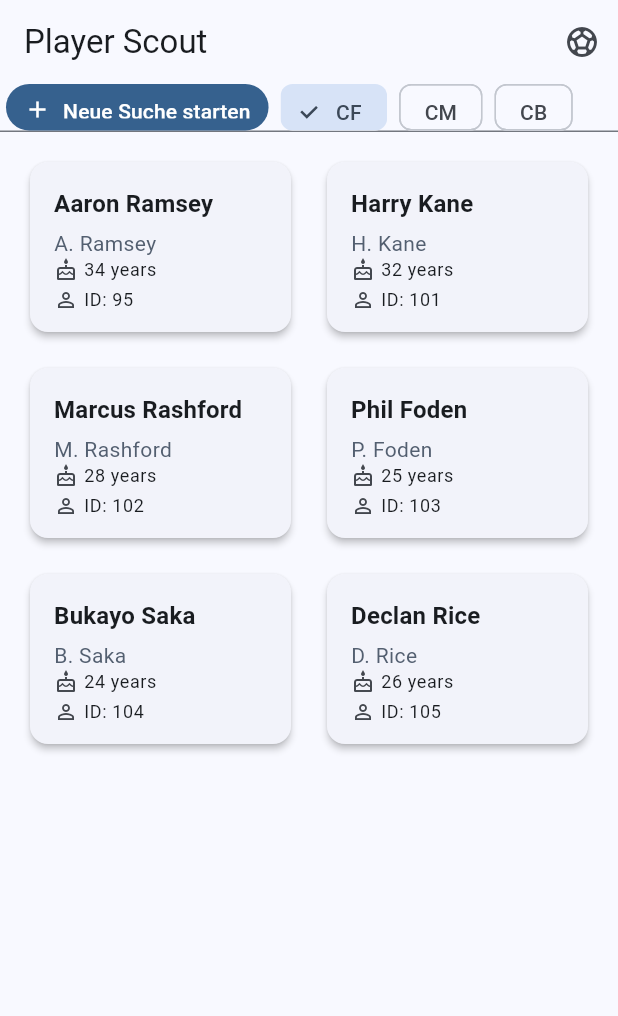
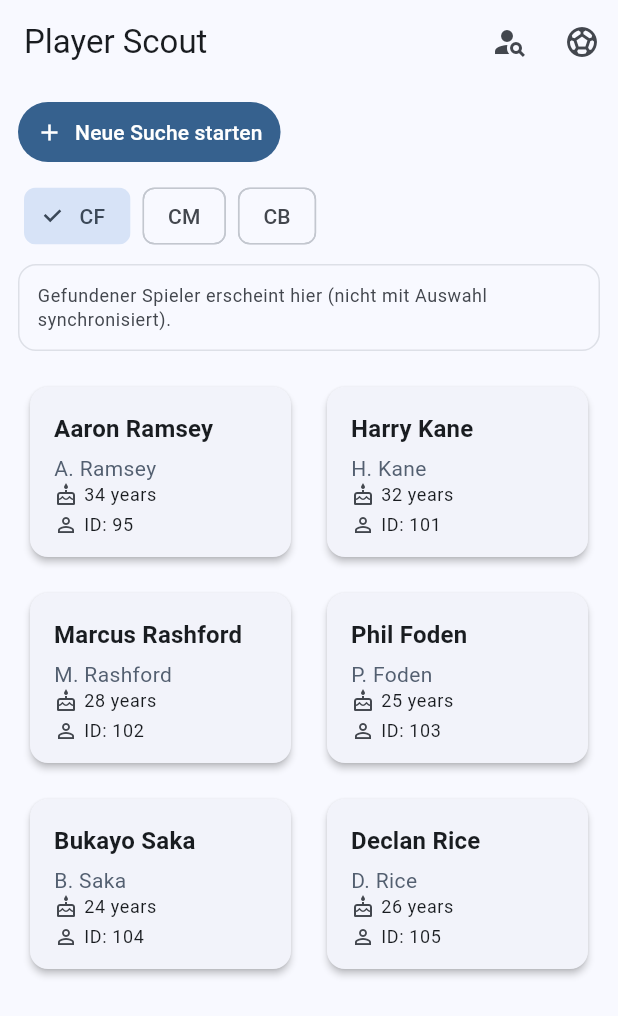
Before and after one commit to erletic/hackathon-ui, a Flutter app: the screen it shows after launch, on a phone screen of 412 x 824 dp. Shown: the top 1016 px of the screen. Run offline on Flutter 3.47's test engine with Material 3 defaults, Android fonts, the phone set to English and light mode, and no system bars; our stand-ins replace dio, fl_chart, flutter_riverpod.

Commit message:
add player search

```diff
--- a/lib/src/providers/player_providers.dart
+++ b/lib/src/providers/player_providers.dart
@@ -15,3 +15,6 @@ final playersProvider = FutureProvider<List<Player>>((ref) async {
 });
 
 final selectedPlayerProvider = StateProvider<Player?>((ref) => null);
+
+/// Holds the last player found via name search (keeps it independent from card selection).
+final searchedPlayerProvider = StateProvider<Player?>((ref) => null);
--- a/lib/src/screens/home_screen.dart
+++ b/lib/src/screens/home_screen.dart
@@ -1,9 +1,12 @@
 import 'package:flutter/material.dart';
 import 'package:flutter_riverpod/flutter_riverpod.dart';
 import '../config/app_config.dart';
+import '../providers/api_providers.dart';
 import '../providers/search_profile_providers.dart';
 import '../providers/player_providers.dart';
 import '../providers/mock_providers.dart';
+import '../data/mock_data.dart';
+import '../models/player.dart';
 import '../widgets/player_card.dart';
 import '../widgets/player_detail_view.dart';
 import 'tactics_screen.dart';
@@ -28,6 +31,11 @@ class HomeScreen extends ConsumerWidget {
       appBar: AppBar(
         title: const Text('Player Scout'),
         actions: [
+          IconButton(
+            icon: const Icon(Icons.person_search),
+            onPressed: () => _openPlayerSearchDialog(context, ref),
+            tooltip: 'Spieler nach Name suchen',
+          ),
           IconButton(
             icon: const Icon(Icons.sports_soccer),
             onPressed: () {
@@ -134,55 +142,32 @@ class HomeScreen extends ConsumerWidget {
   ) {
     return Column(
       children: [
-        if (profiles.length > 1)
-          Container(
-            height: 32,
-            decoration: BoxDecoration(
-              border: Border(
-                bottom: BorderSide(color: Theme.of(context).dividerColor),
-              ),
-            ),
-            child: ListView(
-              scrollDirection: Axis.horizontal,
+        Padding(
+          padding: const EdgeInsets.fromLTRB(12, 8, 12, 4),
+          child: Column(
+            crossAxisAlignment: CrossAxisAlignment.start,
             children: [
-                Padding(
-                  padding: const EdgeInsets.symmetric(horizontal: 4.0),
-                  child: FilledButton.icon(
+              FilledButton.icon(
                 style: FilledButton.styleFrom(
                   padding: const EdgeInsets.symmetric(
                     horizontal: 12,
-                        vertical: 8,
+                    vertical: 10,
                   ),
-                      tapTargetSize: MaterialTapTargetSize.shrinkWrap,
-                      minimumSize: const Size(0, 32),
                   shape: RoundedRectangleBorder(
-                        borderRadius: BorderRadius.circular(24),
+                    borderRadius: BorderRadius.circular(20),
                   ),
                 ),
                 icon: const Icon(Icons.add, size: 18),
                 label: const Text('Neue Suche starten'),
-                    onPressed: () async {
-                      final result = await Navigator.of(context).push(
-                        MaterialPageRoute(
-                          builder: (context) =>
-                              const CreateSearchProfileScreen(),
+                onPressed: () => _openPlayerSearchDialog(context, ref),
               ),
-                      );
-                      if (result != null && context.mounted) {
-                        ScaffoldMessenger.of(context).showSnackBar(
-                          const SnackBar(
-                            content: Text(
-                              'Search profile created successfully',
-                            ),
-                            backgroundColor: Colors.green,
-                          ),
-                        );
-                      }
-                    },
-                  ),
-                ),
-
-                // Danach alle ChoiceChips
+              if (profiles.isNotEmpty) ...[
+                const SizedBox(height: 12),
+                SizedBox(
+                  height: 40,
+                  child: ListView(
+                    scrollDirection: Axis.horizontal,
+                    children: [
                       for (int index = 0; index < profiles.length; index++)
                         Padding(
                           padding: const EdgeInsets.symmetric(horizontal: 4.0),
@@ -190,7 +175,8 @@ class HomeScreen extends ConsumerWidget {
                             onLongPress: () async {
                               final result = await Navigator.of(context).push(
                                 MaterialPageRoute(
-                            builder: (context) => CreateSearchProfileScreen(
+                                  builder: (context) =>
+                                      CreateSearchProfileScreen(
                                     existingProfile: profiles[index],
                                   ),
                                 ),
@@ -206,7 +192,6 @@ class HomeScreen extends ConsumerWidget {
                                 );
                               }
                             },
-
                             child: ChoiceChip(
                               label: Text(
                                 profiles[index].position ??
@@ -225,7 +210,10 @@ class HomeScreen extends ConsumerWidget {
                                             .state =
                                         index;
                                     ref
-                                      .read(mockSelectedPlayerProvider.notifier)
+                                            .read(
+                                              mockSelectedPlayerProvider
+                                                  .notifier,
+                                            )
                                             .state =
                                         null;
                                   } else {
@@ -236,8 +224,8 @@ class HomeScreen extends ConsumerWidget {
                                             )
                                             .state =
                                         index;
-                              ref.read(selectedPlayerProvider.notifier).state =
-                                  null;
+                                    ref.read(selectedPlayerProvider.notifier)
+                                        .state = null;
                                   }
                                 }
                               },
@@ -246,6 +234,14 @@ class HomeScreen extends ConsumerWidget {
                         ),
                     ],
                   ),
+                ),
+              ],
+            ],
+          ),
+        ),
+        Padding(
+          padding: const EdgeInsets.fromLTRB(12, 8, 12, 4),
+          child: _buildSearchedPlayerSummary(context, ref),
         ),
 
         Expanded(
@@ -313,4 +309,190 @@ class HomeScreen extends ConsumerWidget {
       ],
     );
   }
+
+  Future<void> _openPlayerSearchDialog(
+    BuildContext context,
+    WidgetRef ref,
+  ) async {
+    final controller = TextEditingController();
+    final name = await showDialog<String>(
+      context: context,
+      builder: (dialogContext) => AlertDialog(
+        title: const Text('Spieler suchen'),
+        content: TextField(
+          controller: controller,
+          autofocus: true,
+          decoration: const InputDecoration(
+            labelText: 'Name',
+            hintText: 'z.B. Jude Bellingham',
+          ),
+          onSubmitted: (value) =>
+              Navigator.of(dialogContext).pop(value.trim()),
+        ),
+        actions: [
+          TextButton(
+            onPressed: () => Navigator.of(dialogContext).pop(),
+            child: const Text('Abbrechen'),
+          ),
+          FilledButton(
+            onPressed: () =>
+                Navigator.of(dialogContext).pop(controller.text.trim()),
+            child: const Text('Suchen'),
+          ),
+        ],
+      ),
+    );
+
+    if (name == null || name.isEmpty) return;
+    if (!context.mounted) return;
+
+    final messenger = ScaffoldMessenger.of(context);
+    messenger.hideCurrentSnackBar();
+
+    try {
+      Player? player;
+
+      if (AppConfig.useMockData) {
+        player = _findMockPlayerByName(name);
+      } else {
+        final repository = ref.read(playerRepositoryProvider);
+        player = await repository.getPlayerByName(name);
       }
+
+      if (player == null) {
+        messenger.showSnackBar(
+          const SnackBar(content: Text('Kein Spieler gefunden')),
+        );
+        return;
+      }
+
+      ref.read(searchedPlayerProvider.notifier).state = player;
+
+      messenger.showSnackBar(
+        SnackBar(
+          content: Text('Gefunden: ${player.name}'),
+          backgroundColor: Colors.green,
+        ),
+      );
+    } catch (_) {
+      messenger.showSnackBar(
+        const SnackBar(
+          content: Text('Fehler bei der Spielersuche'),
+          backgroundColor: Colors.red,
+        ),
+      );
+    }
+  }
+
+  Widget _buildInfoChip(BuildContext context, String label, String value) {
+    final theme = Theme.of(context);
+    final color = theme.colorScheme;
+
+    return Container(
+      padding: const EdgeInsets.symmetric(horizontal: 10, vertical: 6),
+      decoration: BoxDecoration(
+        color: color.surfaceVariant.withOpacity(0.6),
+        borderRadius: BorderRadius.circular(12),
+        border: Border.all(color: color.outlineVariant.withOpacity(0.6)),
+      ),
+      child: Row(
+        mainAxisSize: MainAxisSize.min,
+        children: [
+          Text(
+            '$label: ',
+            style: theme.textTheme.labelSmall?.copyWith(
+              fontWeight: FontWeight.w700,
+              color: color.onSurfaceVariant,
+            ),
+          ),
+          Text(
+            value,
+            style:
+                theme.textTheme.labelSmall?.copyWith(color: color.onSurface),
+          ),
+        ],
+      ),
+    );
+  }
+
+  Player? _findMockPlayerByName(String name) {
+    final lower = name.toLowerCase();
+    final players = MockData.getPlayers();
+
+    for (final player in players) {
+      if (player.name.toLowerCase() == lower ||
+          player.shortName.toLowerCase() == lower) {
+        return player;
+      }
+    }
+
+    for (final player in players) {
+      if (player.name.toLowerCase().contains(lower) ||
+          player.shortName.toLowerCase().contains(lower)) {
+        return player;
+      }
+    }
+
+    return null;
+  }
+
+  Widget _buildSearchedPlayerSummary(BuildContext context, WidgetRef ref) {
+    final player = ref.watch(searchedPlayerProvider);
+    final theme = Theme.of(context);
+    final color = theme.colorScheme;
+
+    if (player == null) {
+      return Container(
+        width: double.infinity,
+        padding: const EdgeInsets.all(12),
+        decoration: BoxDecoration(
+          borderRadius: BorderRadius.circular(12),
+          border: Border.all(color: color.outlineVariant.withOpacity(0.5)),
+        ),
+        child: Text(
+          'Gefundener Spieler erscheint hier (nicht mit Auswahl synchronisiert).',
+          style: theme.textTheme.bodySmall
+              ?.copyWith(color: color.onSurfaceVariant),
+        ),
+      );
+    }
+
+    return Container(
+      width: double.infinity,
+      padding: const EdgeInsets.all(12),
+      decoration: BoxDecoration(
+        borderRadius: BorderRadius.circular(12),
+        border: Border.all(color: color.outlineVariant.withOpacity(0.5)),
+      ),
+      child: Column(
+        crossAxisAlignment: CrossAxisAlignment.start,
+        children: [
+          Text(
+            'Gefundener Spieler',
+            style: theme.textTheme.titleSmall?.copyWith(
+              fontWeight: FontWeight.w700,
+            ),
+          ),
+          const SizedBox(height: 6),
+          Text(
+            player.name,
+            style: theme.textTheme.titleMedium?.copyWith(
+              fontWeight: FontWeight.w700,
+            ),
+          ),
+          const SizedBox(height: 6),
+          Wrap(
+            spacing: 10,
+            runSpacing: 6,
+            children: [
+              _buildInfoChip(context, 'Kurzname', player.shortName),
+              _buildInfoChip(context, 'Player ID', player.playerId.toString()),
+              _buildInfoChip(context, 'Team ID', player.teamId.toString()),
+              _buildInfoChip(context, 'Geburtstag', player.birthdate),
+            ],
+          ),
+        ],
+      ),
+    );
+  }
+}
--- a/lib/src/widgets/player_detail_view.dart
+++ b/lib/src/widgets/player_detail_view.dart
@@ -127,7 +127,7 @@ class PlayerDetailView extends ConsumerWidget {
                             // TODO: Add to shortlist
                           },
                           icon: const Icon(Icons.star_border),
-                          label: const Text('Add to Shortlist'),
+                          label: const Text('Beobachten'),
                         ),
                       ],
                     ),
```
Also changed, not shown: lib/src/repositories/player_repository.dart (+8 -0 lines), lib/src/services/player_service.dart (+14 -0 lines). Lines whose indentation alone changed are shown as unchanged.
